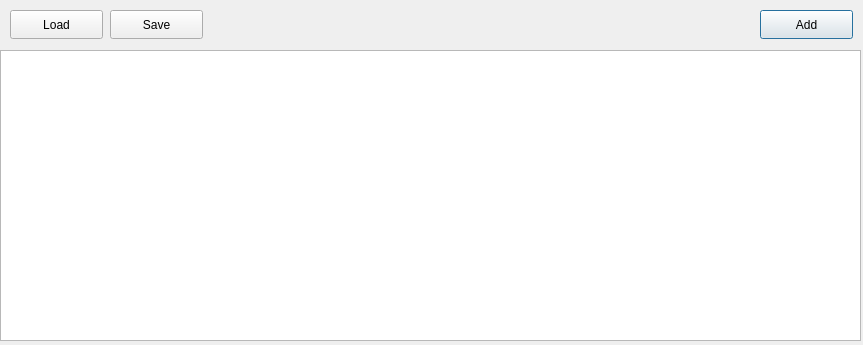
The window that hexwalk/tagsdialog.ui (gcarmix/HexWalk) describes before a commit, drawn with Qt 5.
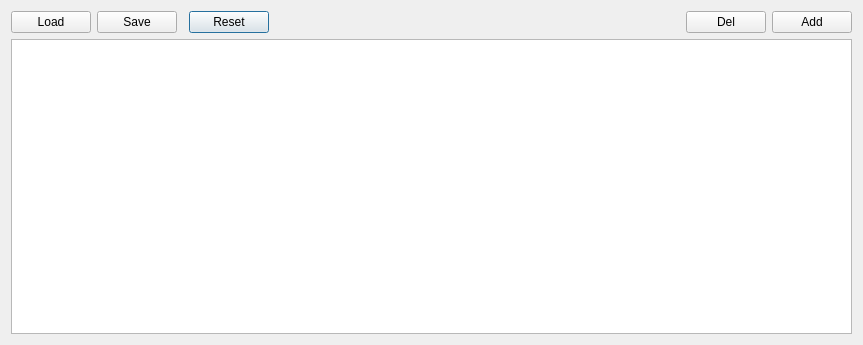
The same window after the commit.

```diff
--- a/hexwalk/tagsdialog.ui
+++ b/hexwalk/tagsdialog.ui
@@ -13,55 +13,59 @@
   <property name="windowTitle">
    <string>HexWalk - Byte Pattern</string>
   </property>
+  <layout class="QGridLayout" name="gridLayout">
+   <item row="0" column="3">
+    <widget class="QPushButton" name="resetBtn">
+     <property name="text">
+      <string>Reset</string>
+     </property>
+    </widget>
+   </item>
+   <item row="0" column="0">
+    <widget class="QPushButton" name="loadBtn">
+     <property name="text">
+      <string>Load</string>
+     </property>
+    </widget>
+   </item>
+   <item row="1" column="0" colspan="7">
+    <widget class="QTableWidget" name="tableWidget"/>
+   </item>
+   <item row="0" column="6">
   <widget class="QPushButton" name="addBtn">
-   <property name="geometry">
-    <rect>
-     <x>760</x>
-     <y>10</y>
-     <width>93</width>
-     <height>29</height>
-    </rect>
-   </property>
    <property name="text">
     <string>Add</string>
    </property>
   </widget>
-  <widget class="QTableWidget" name="tableWidget">
-   <property name="geometry">
-    <rect>
-     <x>0</x>
-     <y>50</y>
-     <width>861</width>
-     <height>291</height>
-    </rect>
-   </property>
-  </widget>
-  <widget class="QPushButton" name="addBtn_2">
-   <property name="geometry">
-    <rect>
-     <x>10</x>
-     <y>10</y>
-     <width>93</width>
-     <height>29</height>
-    </rect>
-   </property>
+   </item>
+   <item row="0" column="5">
+    <widget class="QPushButton" name="delBtn">
    <property name="text">
-    <string>Load</string>
-   </property>
-  </widget>
-  <widget class="QPushButton" name="addBtn_3">
-   <property name="geometry">
-    <rect>
-     <x>110</x>
-     <y>10</y>
-     <width>93</width>
-     <height>29</height>
-    </rect>
-   </property>
+      <string>Del</string>
+     </property>
+    </widget>
+   </item>
+   <item row="0" column="1">
+    <widget class="QPushButton" name="saveBtn">
    <property name="text">
     <string>Save</string>
    </property>
   </widget>
+   </item>
+   <item row="0" column="4">
+    <spacer name="horizontalSpacer">
+     <property name="orientation">
+      <enum>Qt::Horizontal</enum>
+     </property>
+     <property name="sizeHint" stdset="0">
+      <size>
+       <width>40</width>
+       <height>20</height>
+      </size>
+     </property>
+    </spacer>
+   </item>
+  </layout>
  </widget>
  <resources/>
  <connections/>
```
Lines whose indentation alone changed are shown as unchanged.
